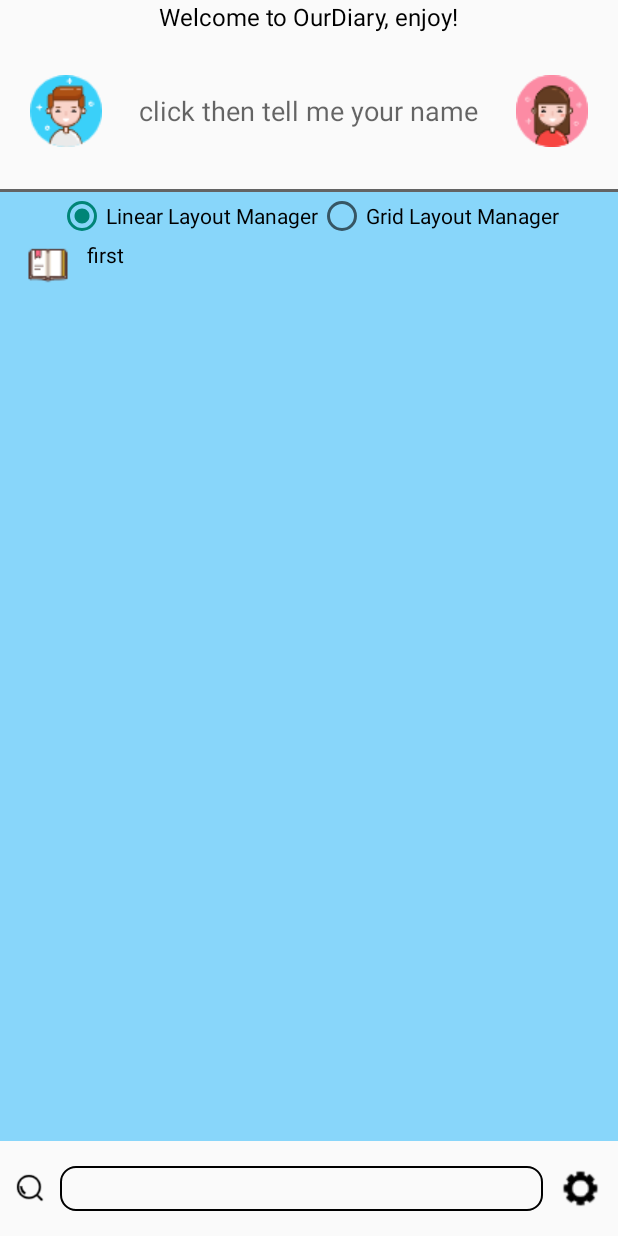
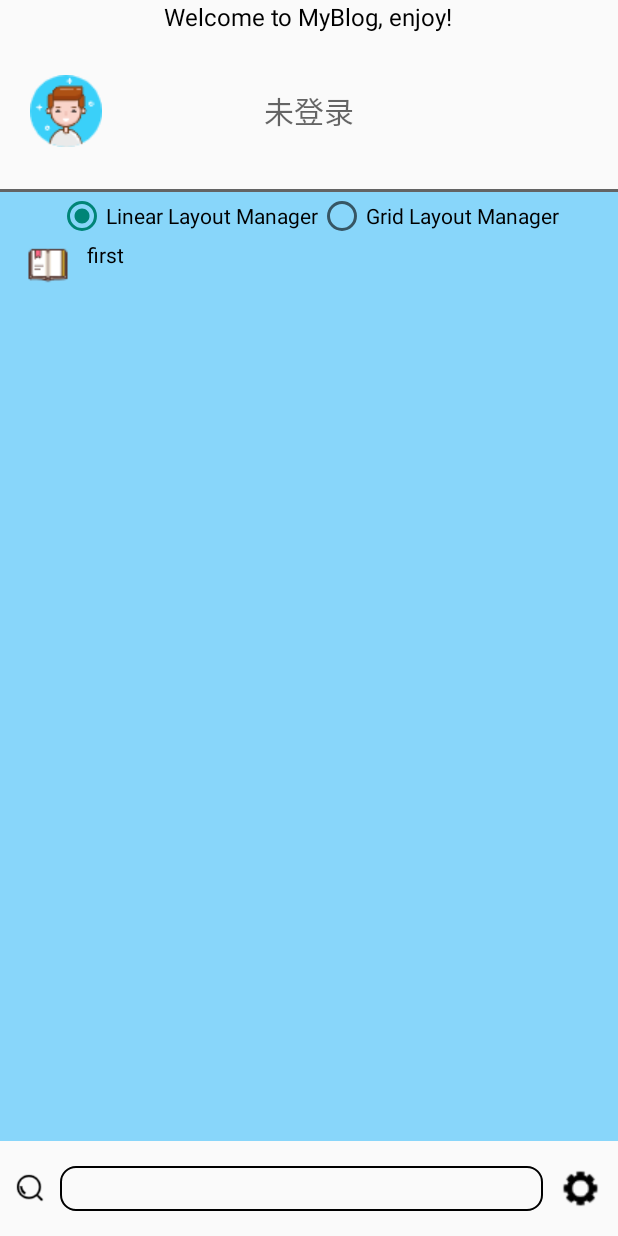
Before and after one commit to BILY5354/OurDiaryGit, an Android app: the screen it shows after launch (MainActivity), on a phone screen of 412 x 824 dp. Run offline under Robolectric (Android 15) with nearby library versions, the phone set to English and light mode, and no system bars; our stand-ins replace Room's generated code; libraries missing offline, so code that uses them is left out: com.alibaba.fastjson.

Commit message:
completed login function

```diff
--- a/app/src/main/java/com/example/ourdiary/login/data/LoginDataSource.java
+++ b/app/src/main/java/com/example/ourdiary/login/data/LoginDataSource.java
@@ -26,7 +26,7 @@ public class LoginDataSource {
             LoggedInUser loggedUser = new LoggedInUser();
             Log.d("test",loggedUser.toString());
             loginMyBlog(username, password, loggedUser);
-            Thread.sleep(2000);
+            Thread.sleep(1600);//等待2秒与服务器通信
             Log.d("test",loggedUser.toString());
             if (loggedUser.isLogStatue()) {
                 Log.d("test","在if语句中判断登录成功");
@@ -76,6 +76,9 @@ public class LoginDataSource {
                         JSONObject dataObject = JSONObject.parseObject(jsonObject.getString("data"));
                         userAuth.setId(dataObject.getInteger("id"));
                         userAuth.setIntro(dataObject.getString("intro"));
+                        userAuth.setNickname(dataObject.getString("nickname"));
+                        userAuth.setAvatar(dataObject.getString("avatar"));
+                        userAuth.setUsername(dataObject.getString("username"));
                         userAuth.setLogStatue(true);
                         Log.d("test", "登录成功"+userAuth);
                     }else if (code.equals("51000")){
--- a/app/src/main/java/com/example/ourdiary/login/ui/login/LoginViewModel.java
+++ b/app/src/main/java/com/example/ourdiary/login/ui/login/LoginViewModel.java
@@ -36,9 +36,10 @@ public class LoginViewModel extends ViewModel {
 
         if (result instanceof Result.Success) {
             LoggedInUser data = ((Result.Success<LoggedInUser>) result).getData();
+            //如果登录成功了 设置用户名
             loginResult.setValue(new LoginResult(new LoggedInUserView(data.getIntro())));
         } else {
-            loginResult.setValue(new LoginResult(R.string.login_failed));
+            loginResult.setValue(new LoginResult(R.string.ch_login_failed));
         }
     }
 
--- a/app/src/main/java/com/example/ourdiary/main/MainActivity.java
+++ b/app/src/main/java/com/example/ourdiary/main/MainActivity.java
@@ -4,19 +4,26 @@ import androidx.appcompat.app.AppCompatActivity;
 import androidx.fragment.app.FragmentTransaction;
 
 import android.os.Bundle;
+import android.util.Log;
 import android.view.View;
 import android.widget.EditText;
 import android.widget.ImageView;
+import android.widget.TextView;
 import android.widget.Toast;
 
 import com.example.ourdiary.R;
 import com.example.ourdiary.db.room.topic_database.TopicEntry;
+import com.example.ourdiary.login.data.LoginDataSource;
+import com.example.ourdiary.login.data.LoginRepository;
 
-public class MainActivity extends AppCompatActivity implements View.OnClickListener{
+import kotlin.jvm.internal.PropertyReference0Impl;
+
+public class MainActivity extends AppCompatActivity implements View.OnClickListener {
 
 
-    private ImageView iv_main_setting,iv_main_search;
-    private EditText et_main_search;
+    private TextView TV_main_statue, TV_main_intro, TV_main_username;
+    private ImageView IV_main_setting, IV_main_search;
+    private EditText ET_main_search;
 
 
     @Override
@@ -24,53 +31,83 @@ public class MainActivity extends AppCompatActivity implements View.OnClickListe
         super.onCreate(savedInstanceState);
         setContentView(R.layout.activity_main);
 
-
         //显示日记，通讯录、Memo的rv的Fragment
-        if(savedInstanceState == null) {
+        if (savedInstanceState == null) {
             FragmentTransaction transaction = getSupportFragmentManager()
                     .beginTransaction();
             MainPageRecyclerViewFragment fragment = new MainPageRecyclerViewFragment(this);
-            transaction.replace(R.id.sample_content_fragment,fragment);
+            transaction.replace(R.id.sample_content_fragment, fragment);
             transaction.commit();
         }
 
         /**使标actionBar隐藏*/
-        if (getSupportActionBar() != null){
+        if (getSupportActionBar() != null) {
             getSupportActionBar().hide();
         }
 
-        //界面初始化的内容（位于底部的三）
-        iv_main_setting = findViewById(R.id.IV_main_setting);
-        iv_main_search = findViewById(R.id.iv_main_search);
-        et_main_search = findViewById(R.id.et_main_search);
-        iv_main_setting.setOnClickListener(this);
-        iv_main_search.setOnClickListener(this);
-        et_main_search.setOnClickListener(this);
-
+        //初始化界面元素
+        init();
 
     }
 
+    //登录操作后重新加载页面
+    @Override
+    protected void onResume() {
+        super.onResume();
+        //加载登录数据
+        LoginDataSource loginDataSource = new LoginDataSource();
+        LoginRepository loginInstance = LoginRepository.getInstance(loginDataSource);
+        //判断是否登录成功
+        if (loginInstance.isLoggedIn()) {
+            //显示用户别名与邮箱
+            loginSuc();
+            TV_main_intro.setText("用户名："+loginInstance.getIntro());
+            TV_main_username.setText("邮箱："+loginInstance.getUsername());
+        }
+    }
 
     /**
-     *监听事件，三者都是置于底部的搜索图片 搜索框 设置的图标，只有设置有功能（是显示一个置于底部的fragment）
-     *@author home
-     *@time 2021/4/10 11:21
-    */
+     * 监听事件，三者都是置于底部的搜索图片 搜索框 设置的图标，只有设置有功能（是显示一个置于底部的fragment）
+     *
+     * @author home
+     * @time 2021/4/10 11:21
+     */
     @Override
     public void onClick(View view) {
         switch (view.getId()) {
             case R.id.IV_main_setting:
                 MainSettingDialogFragment mainSettingDialogFragment = new MainSettingDialogFragment(this);
-                mainSettingDialogFragment.show(getSupportFragmentManager(),"mainSettingDialogFragment");
+                mainSettingDialogFragment.show(getSupportFragmentManager(), "mainSettingDialogFragment");
                 break;
-            case R.id.iv_main_search:
-                Toast.makeText(MainActivity.this,"Coming soon! ", Toast.LENGTH_SHORT).show();
+            case R.id.IV_main_search:
+                Toast.makeText(MainActivity.this, "Coming soon! ", Toast.LENGTH_SHORT).show();
+
                 break;
-            case R.id.et_main_search:
-                Toast.makeText(MainActivity.this,"Coming soon!! ", Toast.LENGTH_SHORT).show();
+            case R.id.ET_main_search:
+                Toast.makeText(MainActivity.this, "Coming soon!! ", Toast.LENGTH_SHORT).show();
                 break;
         }
     }
 
+    private void init() {
+
+        TV_main_statue = findViewById(R.id.TV_main_statue);
+        TV_main_intro = findViewById(R.id.TV_main_intro);
+        TV_main_username = findViewById(R.id.TV_main_username);
+        IV_main_setting = findViewById(R.id.IV_main_setting);
+        IV_main_search = findViewById(R.id.IV_main_search);
+        ET_main_search = findViewById(R.id.ET_main_search);
+        IV_main_setting.setOnClickListener(this);
+        IV_main_search.setOnClickListener(this);
+        ET_main_search.setOnClickListener(this);
+    }
+
+    //登录成功页面顶部栏更新
+    private void loginSuc() {
+        TV_main_statue.setVisibility(View.INVISIBLE);
+        TV_main_intro.setVisibility(View.VISIBLE);
+        TV_main_username.setVisibility(View.VISIBLE);
+    }
+
 
 }
--- a/app/src/main/res/layout/activity_login.xml
+++ b/app/src/main/res/layout/activity_login.xml
@@ -19,6 +19,7 @@
         android:layout_marginTop="96dp"
         android:layout_marginEnd="24dp"
         android:hint="@string/prompt_email"
+        android:text="shisan@163.com"
         android:inputType="textEmailAddress"
         android:selectAllOnFocus="true"
         app:layout_constraintEnd_toEndOf="parent"
@@ -32,6 +33,7 @@
         android:layout_marginStart="24dp"
         android:layout_marginTop="8dp"
         android:layout_marginEnd="24dp"
+        android:text="123456"
         android:hint="@string/prompt_password"
         android:imeActionLabel="@string/action_sign_in_short"
         android:imeOptions="actionDone"
@@ -51,7 +53,7 @@
         android:layout_marginEnd="48dp"
         android:layout_marginBottom="64dp"
         android:enabled="false"
-        android:text="@string/action_sign_in"
+        android:text="登录"
         app:layout_constraintBottom_toBottomOf="parent"
         app:layout_constraintEnd_toEndOf="parent"
         app:layout_constraintStart_toStartOf="parent"
--- a/app/src/main/res/layout/activity_main.xml
+++ b/app/src/main/res/layout/activity_main.xml
@@ -26,7 +26,7 @@
                     android:layout_centerHorizontal="true"
                     android:layout_width="wrap_content"
                     android:layout_height="wrap_content"
-                    android:text="Welcome to OurDiary, enjoy!"
+                    android:text="Welcome to MyBlog, enjoy!"
                     android:textAllCaps="false"
                     android:textColor="@color/color_black"
                     android:textSize="16sp"/>
@@ -39,30 +39,45 @@
                 android:layout_height="match_parent">
 
                 <ImageView
-                    android:id="@+id/iv_main_topic_bar"
+                    android:id="@+id/IV_main_avatar"
                     android:layout_width="wrap_content"
                     android:layout_height="wrap_content"
-                    android:src="@drawable/iv_boy"
+                    android:src="@drawable/ic_boy"
                     android:layout_centerVertical="true"
                     android:layout_marginLeft="20dp"/>
 
                 <TextView
-                    android:id="@+id/tv_main_input_name"
+                    android:id="@+id/TV_main_statue"
                     android:layout_width="wrap_content"
                     android:layout_height="wrap_content"
-                    android:hint="click then tell me your name"
-                    android:textSize="18sp"
+                    android:hint="未登录"
+                    android:textSize="20sp"
                     android:layout_centerHorizontal="true"
-                    android:layout_centerVertical="true" />
+                    android:layout_centerVertical="true"
+                    android:layout_marginLeft="100dp"/>
 
-                <ImageView
+                <TextView
+                    android:id="@+id/TV_main_intro"
                     android:layout_width="wrap_content"
                     android:layout_height="wrap_content"
-                    android:layout_centerVertical="true"
-                    android:src="@drawable/iv_girl"
-                    android:layout_alignParentRight="true"
+                    android:layout_toRightOf="@+id/IV_main_avatar"
+                    android:layout_marginTop="12dp"
+                    android:layout_marginLeft="30dp"
+                    android:textSize="20sp"
+                    android:text="别名"
+                    android:visibility="invisible"/>
 
-                    android:layout_marginRight="20dp"/>
+                <TextView
+                    android:id="@+id/TV_main_username"
+                    android:layout_width="wrap_content"
+                    android:layout_height="wrap_content"
+                    android:layout_toRightOf="@+id/IV_main_avatar"
+                    android:layout_marginTop="36dp"
+                    android:layout_marginLeft="30dp"
+                    android:textSize="20sp"
+                    android:text="邮箱"
+                    android:visibility="invisible"/>
+
 
             </RelativeLayout>
         </LinearLayout>
@@ -83,21 +98,6 @@
         android:background="@color/light_blue">
     </FrameLayout>
 
-    <!--Room的rv-->
-    <!--LinearLayout
-        android:layout_width="match_parent"
-        android:layout_height="0px"
-        android:layout_weight="6"
-        android:orientation="vertical">
-
-        <androidx.recyclerview.widget.RecyclerView
-            android:id="@+id/rv_room"
-            tools:listitem="@layout/room_recyclerview_item"
-            android:layout_width="match_parent"
-            android:layout_height="match_parent"/>
-
-    </LinearLayout-->
-
 
     <ViewAnimator
         android:id="@+id/va_bottom"
@@ -110,7 +110,7 @@
             android:layout_height="match_parent">
 
             <ImageView
-                android:id="@+id/iv_main_search"
+                android:id="@+id/IV_main_search"
                 android:src="@drawable/iv_main_search"
                 android:layout_width="20dp"
                 android:layout_height="20dp"
@@ -119,7 +119,7 @@
                 app:tint="@color/color_black" />
 
             <EditText
-                android:id="@+id/et_main_search"
+                android:id="@+id/ET_main_search"
                 android:layout_width="match_parent"
                 android:layout_height="30dp"
                 android:layout_centerVertical="true"
@@ -127,7 +127,7 @@
                 android:layout_marginRight="10dp"
                 android:layout_marginLeft="10dp"
                 android:background="@drawable/bg_edittext"
-                android:layout_toRightOf="@+id/iv_main_search"
+                android:layout_toRightOf="@+id/IV_main_search"
                 />
 
             <ImageView
--- a/app/src/main/res/layout/dialog_fragment_contacts_detail.xml
+++ b/app/src/main/res/layout/dialog_fragment_contacts_detail.xml
@@ -26,7 +26,7 @@
             android:layout_height="80dp"
             android:layout_gravity="center"
             android:layout_marginLeft="5dp"
-            android:src="@drawable/iv_boy" />
+            android:src="@drawable/ic_boy" />
 
         <EditText
             android:id="@+id/et_contacts_detail_name"
--- a/app/src/main/res/values/strings.xml
+++ b/app/src/main/res/values/strings.xml
@@ -47,9 +47,11 @@
     <string name="action_sign_in">Sign in or register</string>
     <string name="action_sign_in_short">Sign in</string>
     <string name="welcome">"Welcome !"</string>
+    <string name="ch_welcome">"欢迎！"</string>
     <string name="invalid_username">Not a valid username</string>
     <string name="invalid_password">Password must be >5 characters</string>
     <string name="login_failed">"Login failed"</string>
+    <string name="ch_login_failed">"登录失败"</string>
 
 
 </resources>
```
Also changed, not shown: app/src/main/java/com/example/ourdiary/login/data/LoginRepository.java (+15 -0 lines), app/src/main/java/com/example/ourdiary/login/ui/login/LoginActivity.java (+6 -1 lines), app/src/main/res/drawable-v24/ic_boy.png (renamed from app/src/main/res/drawable-v24/iv_boy.png), app/src/main/res/drawable-v24/ic_girl.png (renamed from app/src/main/res/drawable-v24/iv_girl.png).
